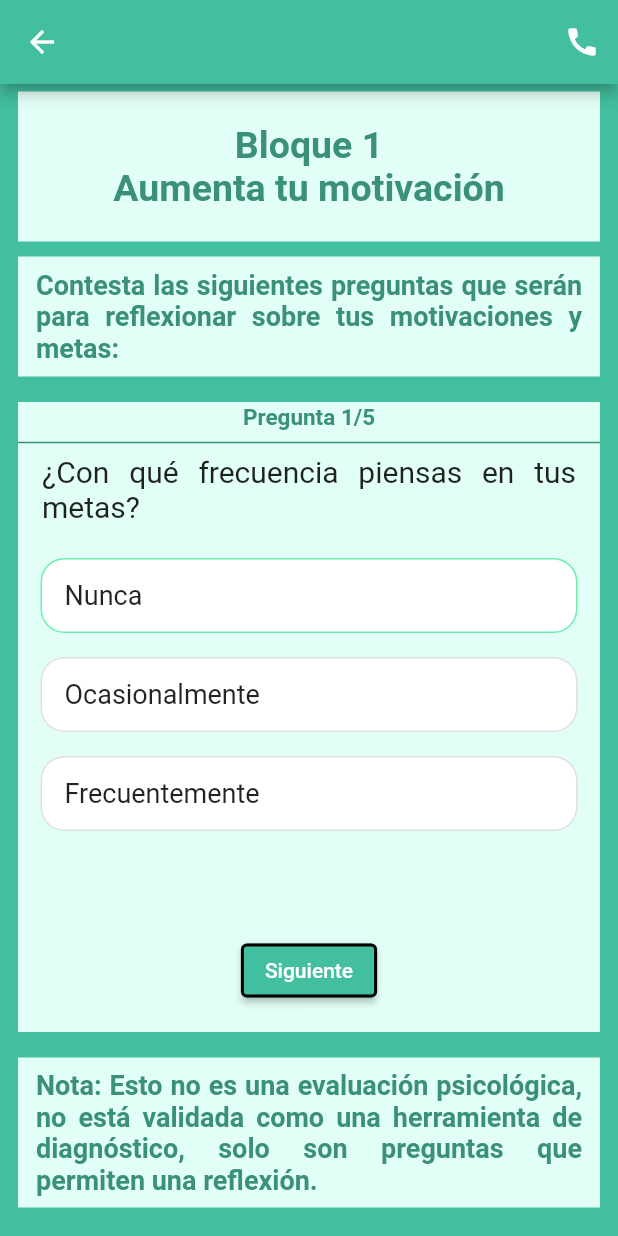
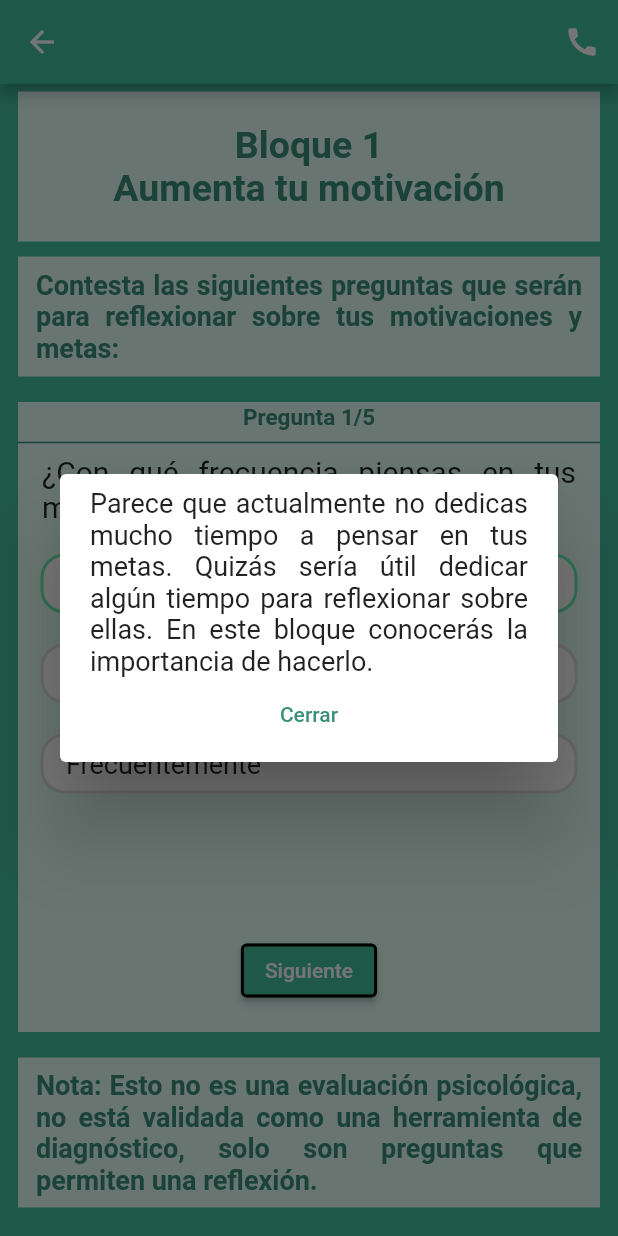
Before and after one commit to xxHarper/serenev1, a Flutter app: the Quiz screen opened directly, after a tap on "Nunca", on a phone screen of 412 x 824 dp. Run offline on Flutter 3.47's test engine with Material 2 defaults, Android fonts, the phone set to English and light mode, and no system bars; our stand-ins replace animated_text_kit, better_player, cloud_firestore, firebase_auth, firebase_core, firebase_messaging and 5 more; accounts and stored records are empty.

```diff
--- a/lib/components/my_checkbox_list.dart
+++ b/lib/components/my_checkbox_list.dart
@@ -1,12 +1,15 @@
 import 'package:flutter/material.dart';
+import 'package:serenev1/services/local_storage.dart';
 
 class CheckboxList extends StatefulWidget {
   bool checkboxValue;
   final String txt;
   final Color back;
+  final String localName;
   CheckboxList(
       {Key? key,
       required this.checkboxValue,
+      required this.localName,
       required this.txt,
       required this.back})
       : super(key: key);
@@ -26,6 +29,7 @@ class _CheckboxListState extends State<CheckboxList> {
       onChanged: (bool? value) {
         setState(() {
           widget.checkboxValue = value!;
+          LocalStorage.prefs.setBool(widget.localName, value!);
         });
       },
       title: Text(
--- a/lib/components/my_foda_container.dart
+++ b/lib/components/my_foda_container.dart
@@ -35,6 +35,7 @@ class MyFodaContainer extends StatelessWidget {
           child: Text(
         txt,
         textAlign: TextAlign.center,
+        style: const TextStyle(fontWeight: FontWeight.w300, fontSize: 18),
       )),
     );
   }
--- /dev/null
+++ b/lib/dialogs/my_simple_dialog.dart
@@ -0,0 +1,40 @@
+import 'package:flutter/material.dart';
+
+class MySimpleDialog extends StatelessWidget {
+  final String txt;
+  final Color letter;
+  MySimpleDialog({Key? key, required this.txt, required this.letter})
+      : super(key: key);
+
+  @override
+  Widget build(BuildContext context) {
+    return Dialog(
+      child: Padding(
+        padding: const EdgeInsets.all(8.0),
+        child: Column(
+          mainAxisSize: MainAxisSize.min,
+          mainAxisAlignment: MainAxisAlignment.center,
+          children: <Widget>[
+            Padding(
+              padding: const EdgeInsets.symmetric(horizontal: 12, vertical: 1),
+              child: Text(
+                txt,
+                style: const TextStyle(fontSize: 18),
+                textAlign: TextAlign.justify,
+              ),
+            ),
+            TextButton(
+              onPressed: () {
+                Navigator.pop(context);
+              },
+              child: Text(
+                'Cerrar',
+                style: TextStyle(color: letter),
+              ),
+            ),
+          ],
+        ),
+      ),
+    );
+  }
+}
--- a/lib/models/option_widget.dart
+++ b/lib/models/option_widget.dart
@@ -20,29 +20,46 @@ class OptionWidget extends StatelessWidget {
   }
 
   Widget buildOption(BuildContext context, Option option) {
+    final bool vis = true;
     final color = getColorForOption(option, question);
-    return GestureDetector(
+    final isSelected = option == question.selectedOption;
+
+    return Column(
+      children: [
+        GestureDetector(
           onTap: () => onClikedOption(option),
           child: Container(
-        height: 50,
-        margin: const EdgeInsets.symmetric(vertical: 8, horizontal: 15),
+            height: 40,
+            margin: const EdgeInsets.symmetric(vertical: 10, horizontal: 15),
             decoration: BoxDecoration(
                 color: Colors.white,
                 borderRadius: BorderRadius.circular(16),
                 /* border: Border.all(color: Colors.grey)), */
-            border: Border.all(color: color)),
+                border: Border.all(color: color, width: 2)),
             child: Row(
               mainAxisAlignment: MainAxisAlignment.spaceBetween,
               children: [
-            Container(margin: const EdgeInsets.symmetric(vertical: 8, horizontal: 15),
+                Container(
+                  margin:
+                      const EdgeInsets.symmetric(vertical: 8, horizontal: 15),
                   child: Text(
                     option.text,
                     style: const TextStyle(fontSize: 18),
                   ),
-            )
+                ),
               ],
             ),
           ),
+        ),
+        /* Container(
+          margin: const EdgeInsets.symmetric(vertical: 8, horizontal: 15),
+          /* color: Colors.red, */
+          child: Text(
+            isSelected ? option.reflection : "",
+            style: TextStyle(fontSize: 20),
+          ),
+        ) */
+      ],
     );
   }
 
--- a/lib/models/question_model.dart
+++ b/lib/models/question_model.dart
@@ -1,9 +1,3 @@
-import 'dart:convert';
-import 'dart:io';
-
-import 'package:flutter/material.dart';
-import 'package:flutter/services.dart';
-
 class Question {
   final String text;
   final List<Option> options;
@@ -19,10 +13,11 @@ class Question {
 
 class Option {
   final String text;
+  final String reflection;
   /* final bool isCorrect; */
 
   /* const Option({required this.text, required this.isCorrect}); */
-  const Option({required this.text});
+  const Option({required this.text, required this.reflection});
 }
 
 /* final questions = [
@@ -38,28 +33,79 @@ class Option {
 
 final quiz = [
   Question(text: "¿Con qué frecuencia piensas en tus metas?", options: [
-    const Option(text: "Nunca"),
-    const Option(text: "Ocasionalmente"),
-    const Option(text: "Frecuentemente")
+    const Option(
+        text: "Nunca",
+        reflection:
+            "Parece que actualmente no dedicas mucho tiempo a pensar en tus metas. Quizás sería útil dedicar algún tiempo para reflexionar sobre ellas. En este bloque conocerás la importancia de hacerlo."),
+    const Option(
+        text: "Ocasionalmente",
+        reflection:
+            "Es bueno que de vez en cuando pienses en tus metas. Recuerda que mantenerlas presentes en tu mente te ayudará a mantenerte enfocado(a) y motivado(a) para lograrlas. En este bloque conocerás la importancia de hacerlo."),
+    const Option(
+        text: "Frecuentemente",
+        reflection:
+            "¡Excelente! Pensar con frecuencia en tus metas demuestra tu compromiso y determinación. Continúa manteniéndolas en mente y trabajando hacia su consecución. En este bloque conocerás la importancia de hacerlo y podrás continuar con esta actividad.")
   ]),
   Question(text: "¿Consideras que tus metas son realistas?", options: [
-    const Option(text: "En absoluto"),
-    const Option(text: "Algunas veces"),
-    const Option(text: "Totalmente")
+    const Option(
+        text: "En absoluto",
+        reflection:
+            "Establecer metas realistas te brinda una mayor probabilidad de éxito y te ayuda a mantenerte motivado(a). En este bloque trabajaremos en cómo hacer una meta más realista."),
+    const Option(
+        text: "Algunas veces",
+        reflection:
+            "¡Muy bien! Si algunas de tus metas son realista es muy importante, ahora trabajaremos en las otras que no lo son tanto."),
+    const Option(
+        text: "Totalmente",
+        reflection:
+            "¡Genial! Tener metas realistas es fundamental para mantener la motivación y lograr el éxito. Continúa trabajando hacia tus metas con confianza y refuerza tus conocimientos en este bloque.")
   ]),
-  Question(text: "¿Con qué frecuencia logras las metas que te propones?", options: [
-    const Option(text: "Rara vez o nunca"),
-    const Option(text: "Algunas veces"),
-    const Option(text: "La mayoría de las veces")
-  ]),
-  Question(text: "¿Qué tan satisfecho(a) te sientes con tus logros actuales?", options: [
-    const Option(text: "Insatisfecho(a)"),
-    const Option(text: "Neutral"),
-    const Option(text: "Muy satisfecho(a)")
-  ]),
-  Question(text: "¿Qué tan motivada(o) estás para alcanzar tus metas?", options: [
-    const Option(text: "Sin motivación"),
-    const Option(text: "Moderadamente motivado(a)"),
-    const Option(text: "Muy motivado(a)")
-  ]),
+  Question(
+      text: "¿Con qué frecuencia logras las metas que te propones?",
+      options: [
+        const Option(
+            text: "Rara vez o nunca",
+            reflection:
+                "Si te resulta difícil lograr tus metas con frecuencia, podría ser útil analizar qué está pasando. En este bloque lo revisaremos."),
+        const Option(
+            text: "Algunas veces",
+            reflection:
+                "Lograr metas algunas veces es un buen indicador de que estás en el camino correcto. Aquí vamos a revisar algunas cosas que podrán ayudarte aún más."),
+        const Option(
+            text: "La mayoría de las veces",
+            reflection:
+                "¡Felicidades! Lograr tus metas la mayoría de las veces es un gran logro. Sigue aprovechando ese impulso y confianza en ti mismo y complementa tus conocimientos aquí.")
+      ]),
+  Question(
+      text: "¿Qué tan satisfecho(a) te sientes con tus logros actuales?",
+      options: [
+        const Option(
+            text: "Insatisfecho(a)",
+            reflection:
+                "Si te sientes insatisfecho(a) con tus logros actuales, es una oportunidad para reflexionar sobre tus metas y el progreso que has hecho. En este bloque podremos trabajar en ello."),
+        const Option(
+            text: "Neutral",
+            reflection:
+                "Sentirse neutral con respecto a tus logros actuales puede ser un punto de partida para el crecimiento y el desarrollo personal.  En este bloque podremos trabajar en ello."),
+        const Option(
+            text: "Muy satisfecho(a)",
+            reflection:
+                "¡Fantástico! Sentirse muy satisfecho(a) con tus logros actuales es un gran indicador de éxito. Aprovecha este impulso positivo y sigue trabajando en este bloque en ello.")
+      ]),
+  Question(
+      text: "¿Qué tan motivada(o) estás para alcanzar tus metas?",
+      options: [
+        const Option(
+            text: "Sin motivación",
+            reflection:
+                "Si te encuentras sin motivación para alcanzar tus metas, es importante explorar las razones detrás de ello. En este bloque podremos trabajar juntos."),
+        const Option(
+            text: "Moderadamente motivado(a)",
+            reflection:
+                "Estar moderadamente motivado(a) es un buen punto de partida. En este bloque podremos trabajar en juntos."),
+        const Option(
+            text: "Muy motivado(a)",
+            reflection:
+                "¡Felicidades! Lograr tus metas la mayoría de las veces es un gran logro. Sigue aprovechando ese impulso y confianza en ti mismo y complementa tus conocimientos aquí.")
+      ]),
 ];
--- a/lib/modules/module_1/opportunities.dart
+++ b/lib/modules/module_1/opportunities.dart
@@ -41,6 +41,7 @@ class _OpportunitiesState extends State<Opportunities> {
           myController: opportunitiesController,
           preSwotList: widget.preOpportunitiesList,
           swotList: widget.opportunitiesList,
+          localName: "opportunities",
           height: 130,
         ));
   }
--- a/lib/modules/module_1/quiz.dart
+++ b/lib/modules/module_1/quiz.dart
@@ -1,5 +1,6 @@
 import 'package:flutter/material.dart';
 import 'package:serenev1/components/my_top_module_title.dart';
+import 'package:serenev1/dialogs/my_simple_dialog.dart';
 import 'package:serenev1/modules/module_1/video.dart';
 
 import '../../components/my_simple_app_bar.dart';
@@ -129,6 +130,7 @@ class _QuizState extends State<Quiz> {
   }
 
   Column buildQuestion(Question question) {
+    var isSelected;
     return Column(
       crossAxisAlignment: CrossAxisAlignment.start,
       children: [
@@ -141,18 +143,31 @@ class _QuizState extends State<Quiz> {
           ),
         ),
         const SizedBox(
-          height: 15,
+          height: 10,
         ),
         Expanded(
           child: OptionWidget(
             question: question,
             onClikedOption: (option) {
               if (question.isLocked) {
+                showDialog(
+                    context: context,
+                    builder: (context) {
+                      return MySimpleDialog(
+                          txt: option.reflection, letter: letter);
+                    });
                 return;
               } else {
+                showDialog(
+                    context: context,
+                    builder: (context) {
+                      return MySimpleDialog(
+                          txt: option.reflection, letter: letter);
+                    });
                 setState(() {
                   question.isLocked = true;
                   question.selectedOption = option;
+                  isSelected = option == question.selectedOption;
                 });
               }
             },
--- a/lib/modules/module_1/strengths.dart
+++ b/lib/modules/module_1/strengths.dart
@@ -37,6 +37,7 @@ class _StrengthsState extends State<Strengths> {
         swot: "Agrega tus fortalezas",
         myController: strengthsController,
         swotList: widget.strengthsList,
+        localName: "strenghts",
         preSwotList: widget.preStrengthsList,
       ),
     );
--- a/lib/modules/module_1/threads.dart
+++ b/lib/modules/module_1/threads.dart
@@ -37,6 +37,7 @@ class _ThreadsState extends State<Threads> {
         swot: "Agrega tus amenazas",
         myController: threadsController,
         swotList: widget.threadsList,
+        localName: "threads",
         preSwotList: widget.preThreadsList,
         height: 130,
       ),
--- a/lib/modules/module_1/weaknesses.dart
+++ b/lib/modules/module_1/weaknesses.dart
@@ -38,6 +38,7 @@ class _WeaknessesState extends State<Weaknesses> {
           swot: "Agrega tus debilidades",
           myController: weaknessesController,
           swotList: widget.weaknessesList,
+          localName: "weaknesses",
           preSwotList: widget.preWeaknessesList,
         ));
   }
--- a/lib/pages/evaluation_page.dart
+++ b/lib/pages/evaluation_page.dart
@@ -49,7 +49,7 @@ class _EvaluationPageState extends State<EvaluationPage> {
 
     setState(() {
       for (var i = 0; i < nOptions; i++) {
-        _options.add(Option(text: question["option"][i].toString()));
+        _options.add(Option(text: question["option"][i].toString(), reflection: "xd"));
       }
     });
 
```
Also changed, not shown: lib/components/my_swot.dart (+6 -1 lines), lib/modules/module_1/foda.dart (+7 -5 lines), lib/modules/module_1/objectives.dart (+29 -13 lines). Lines whose indentation alone changed are shown as unchanged.
